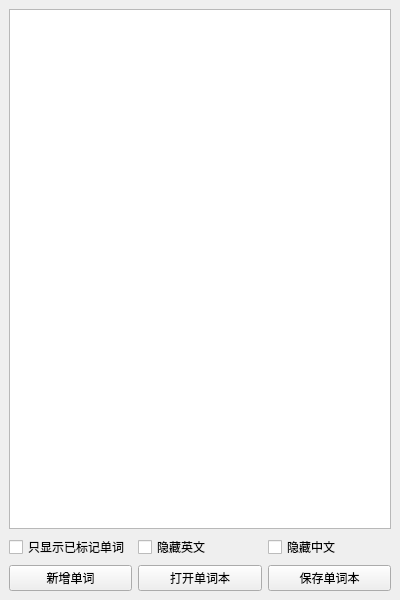
First picture: the form in mainwindow.ui, repository hl1033950430/word-notebook, before the edit.
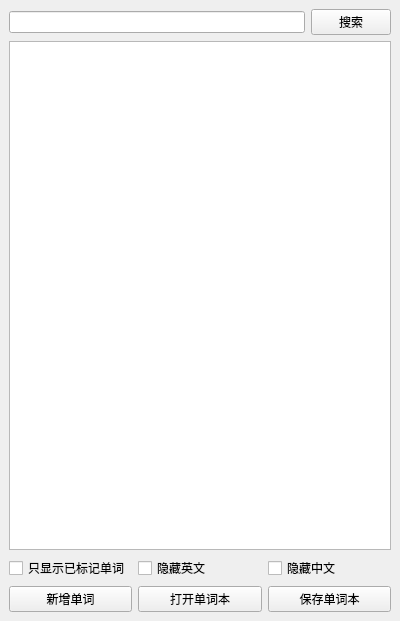
Second picture: the form after the edit.

Commit message: 新增功能：根据关键字搜索单词。

```diff
--- a/mainwindow.ui
+++ b/mainwindow.ui
@@ -7,7 +7,7 @@
     <x>0</x>
     <y>0</y>
     <width>400</width>
-    <height>600</height>
+    <height>621</height>
    </rect>
   </property>
   <property name="windowTitle">
@@ -18,6 +18,20 @@
     <bool>true</bool>
    </property>
    <layout class="QVBoxLayout" name="verticalLayout">
+    <item>
+     <layout class="QHBoxLayout" name="horizontalLayout_3">
+      <item>
+       <widget class="QLineEdit" name="searchWordText"/>
+      </item>
+      <item>
+       <widget class="QPushButton" name="searchButton">
+        <property name="text">
+         <string>搜索</string>
+        </property>
+       </widget>
+      </item>
+     </layout>
+    </item>
     <item>
      <widget class="QTableView" name="tableView">
       <property name="enabled">
```
The commit also changes 6 other files.
